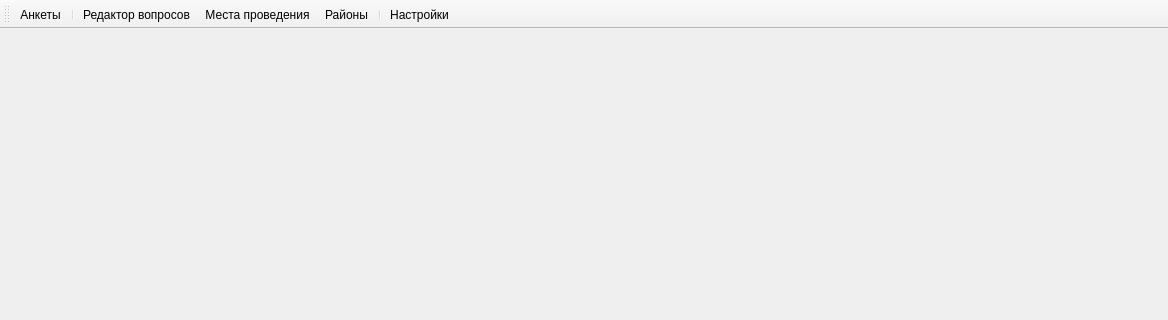
Qt form mainwindow.ui (GorINIch73/questionnaire) before a commit; both pictures show x 0 to 1168 and y 0 to 320 of the 1168 by 664 pixel window.
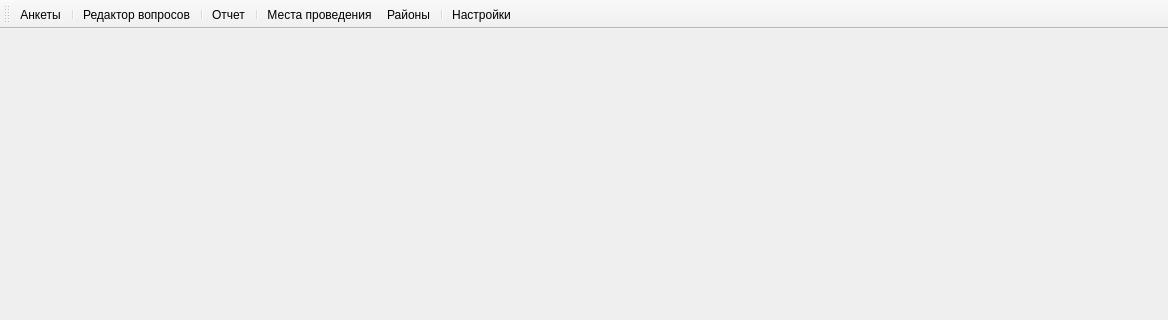
The same form after that commit.

Commit message: report fine

```diff
--- a/mainwindow.ui
+++ b/mainwindow.ui
@@ -51,6 +51,9 @@
    <addaction name="actionQuestionnaire"/>
    <addaction name="separator"/>
    <addaction name="actionEditQuestions"/>
+   <addaction name="separator"/>
+   <addaction name="actionReportMain"/>
+   <addaction name="separator"/>
    <addaction name="actionPlace"/>
    <addaction name="actionRegion"/>
    <addaction name="separator"/>
@@ -96,6 +99,14 @@
     <string>Места опроса (МО)</string>
    </property>
   </action>
+  <action name="actionReportMain">
+   <property name="text">
+    <string>Отчет</string>
+   </property>
+   <property name="toolTip">
+    <string>Отчет по анкетам</string>
+   </property>
+  </action>
  </widget>
  <resources/>
  <connections/>
```
The commit also changes 10 other files.
